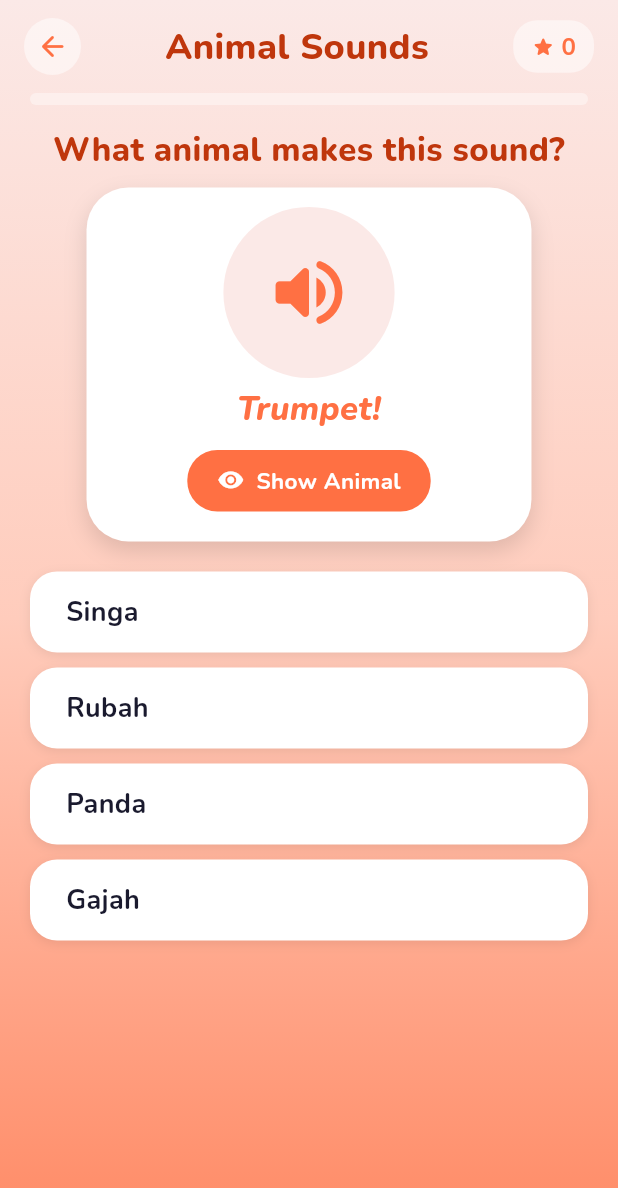
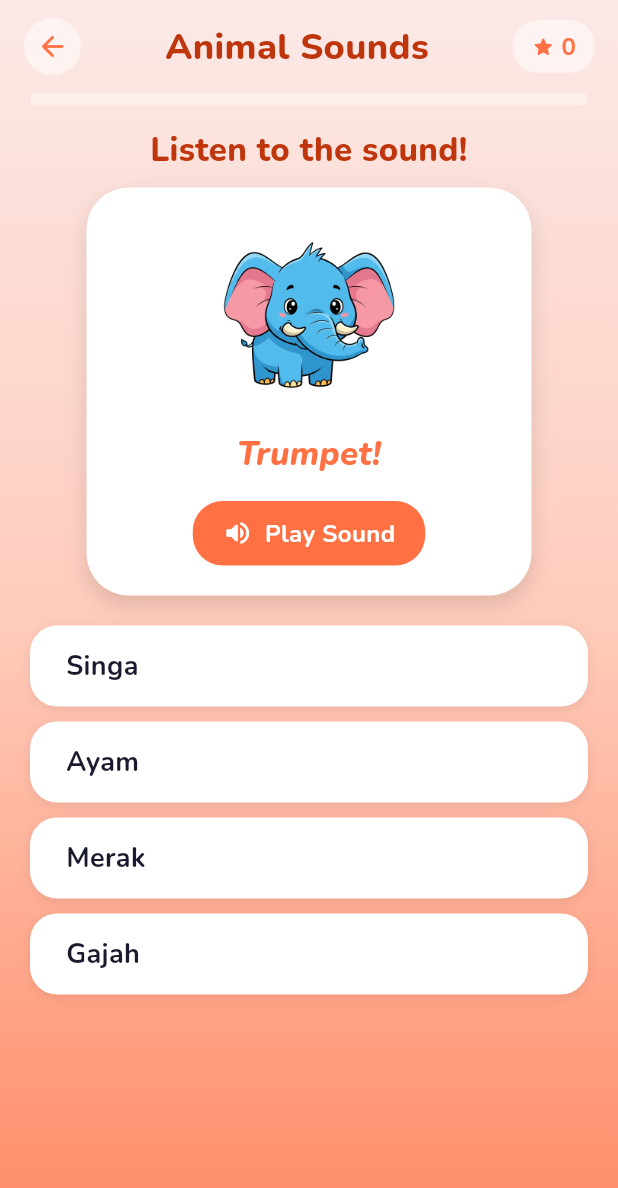
Before and after one commit to Kmasetya/SistemMultimedia, a Flutter app: the SoundsScreen screen opened directly, on a phone screen of 412 x 824 dp. Shown: the top 1188 px of the screen. Run offline on Flutter 3.47's test engine with Material 3 defaults, Android fonts, the phone set to English and light mode, and no system bars; our stand-ins replace audioplayers, flutter_animate, google_fonts.

Commit message:
menambahkan audio pada sound game, dan perbaikan ui sedikit

```diff
--- a/lib/models/animal.dart
+++ b/lib/models/animal.dart
@@ -7,6 +7,7 @@ class Animal {
   final String imagePath;
   final Color color;
   final String sound;
+  final String audioPath;
 
   const Animal({
     required this.id,
@@ -15,6 +16,7 @@ class Animal {
     required this.imagePath,
     required this.color,
     required this.sound,
+    required this.audioPath,
   });
 }
 
@@ -26,6 +28,7 @@ const List<Animal> allAnimals = [
     imagePath: 'assets/images/lion.png',
     color: Color(0xFFFFA726),
     sound: 'Roar!',
+    audioPath: 'audio/singa.mp3',
   ),
   Animal(
     id: 'elephant',
@@ -34,22 +37,25 @@ const List<Animal> allAnimals = [
     imagePath: 'assets/images/elephant.png',
     color: Color(0xFF90A4AE),
     sound: 'Trumpet!',
+    audioPath: 'audio/gajah.mp3',
   ),
   Animal(
-    id: 'giraffe',
-    name: 'Giraffe',
-    nameId: 'Jerapah',
-    imagePath: 'assets/images/giraffe.png',
-    color: Color(0xFFFFD54F),
-    sound: 'Hmm!',
+    id: 'kambing',
+    name: 'Goat',
+    nameId: 'Kambing',
+    imagePath: 'assets/images/Kambing.png',
+    color: Color(0xFFBCAAA4),
+    sound: 'Mbee!',
+    audioPath: 'audio/kambing.mp3',
   ),
   Animal(
-    id: 'panda',
-    name: 'Panda',
-    nameId: 'Panda',
-    imagePath: 'assets/images/panda.png',
-    color: Color(0xFF78909C),
-    sound: 'Squeak!',
+    id: 'merak',
+    name: 'Peacock',
+    nameId: 'Merak',
+    imagePath: 'assets/images/Merak.png',
+    color: Color(0xFF26A69A),
+    sound: 'Kwak!',
+    audioPath: 'audio/merak.mp3',
   ),
   Animal(
     id: 'monkey',
@@ -58,22 +64,25 @@ const List<Animal> allAnimals = [
     imagePath: 'assets/images/monkey.png',
     color: Color(0xFFA1887F),
     sound: 'Ooh ooh!',
+    audioPath: 'audio/monyet.mp3',
   ),
   Animal(
-    id: 'fox',
-    name: 'Fox',
-    nameId: 'Rubah',
-    imagePath: 'assets/images/fox.png',
-    color: Color(0xFFFF7043),
-    sound: 'Yap!',
+    id: 'ayam',
+    name: 'Chicken',
+    nameId: 'Ayam',
+    imagePath: 'assets/images/Ayam.png',
+    color: Color(0xFFEF5350),
+    sound: 'Kukuruyuk!',
+    audioPath: 'audio/ayam.mp3',
   ),
   Animal(
-    id: 'rabbit',
-    name: 'Rabbit',
-    nameId: 'Kelinci',
-    imagePath: 'assets/images/rabbit.png',
-    color: Color(0xFFCE93D8),
-    sound: 'Squeak!',
+    id: 'katak',
+    name: 'Frog',
+    nameId: 'Katak',
+    imagePath: 'assets/images/Katak.png',
+    color: Color(0xFF66BB6A),
+    sound: 'Koak koak!',
+    audioPath: 'audio/katak.mp3',
   ),
   Animal(
     id: 'tiger',
@@ -81,6 +90,7 @@ const List<Animal> allAnimals = [
     nameId: 'Harimau',
     imagePath: 'assets/images/tiger.png',
     color: Color(0xFFFF8F00),
-    sound: 'Roar!',
+    sound: 'Ambatukam!',
+    audioPath: 'audio/ambatukam.mp3',
   ),
 ];
--- a/lib/screens/sounds_screen.dart
+++ b/lib/screens/sounds_screen.dart
@@ -1,6 +1,7 @@
 import 'dart:async';
 import 'package:flutter/material.dart';
 import 'package:google_fonts/google_fonts.dart';
+import 'package:audioplayers/audioplayers.dart';
 import '../constants/app_colors.dart';
 import '../models/animal.dart';
 
@@ -25,40 +26,39 @@ class SoundsScreen extends StatefulWidget {
   State<SoundsScreen> createState() => _SoundsScreenState();
 }
 
-class _SoundsScreenState extends State<SoundsScreen>
-    with SingleTickerProviderStateMixin {
+class _SoundsScreenState extends State<SoundsScreen> {
   static const int total = 8;
   late _Round round;
   int qNum = 0;
   int score = 0;
   String? answered;
   bool isFinished = false;
-  bool showAnimal = false;
 
-  late AnimationController _pulseController;
-  late Animation<double> _pulseAnim;
+  final AudioPlayer _audioPlayer = AudioPlayer();
 
   @override
   void initState() {
     super.initState();
     round = _Round.random();
-    _pulseController = AnimationController(
-      vsync: this,
-      duration: const Duration(milliseconds: 600),
-    )..repeat(reverse: true);
-    _pulseAnim = Tween<double>(begin: 1.0, end: 1.15).animate(
-      CurvedAnimation(parent: _pulseController, curve: Curves.easeInOut),
-    );
+  }
+
+  void _playSound() async {
+    await _audioPlayer.stop();
+    await _audioPlayer.setReleaseMode(ReleaseMode.stop);
+    await _audioPlayer.play(AssetSource(round.correct.audioPath));
   }
 
   @override
   void dispose() {
-    _pulseController.dispose();
+    _audioPlayer.dispose();
     super.dispose();
   }
 
   void _handleAnswer(String animalId) {
     if (answered != null) return;
+
+    _audioPlayer.stop();
+
     final correct = animalId == round.correct.id;
     setState(() {
       answered = animalId;
@@ -74,8 +74,6 @@ class _SoundsScreenState extends State<SoundsScreen>
           qNum++;
           round = _Round.random();
           answered = null;
-          showAnimal = false;
-          _pulseController.repeat(reverse: true);
         });
       }
     });
@@ -87,9 +85,7 @@ class _SoundsScreenState extends State<SoundsScreen>
       score = 0;
       answered = null;
       isFinished = false;
-      showAnimal = false;
       round = _Round.random();
-      _pulseController.repeat(reverse: true);
     });
   }
 
@@ -150,7 +146,7 @@ class _SoundsScreenState extends State<SoundsScreen>
                   Padding(
                     padding: const EdgeInsets.symmetric(horizontal: 20, vertical: 10),
                     child: Text(
-                      showAnimal ? 'Is this the animal?' : 'What animal makes this sound?',
+                      'Listen to the sound!',
                       textAlign: TextAlign.center,
                       style: GoogleFonts.nunito(fontSize: 22, fontWeight: FontWeight.w800, color: const Color(0xFFBF360C)),
                     ),
@@ -167,44 +163,23 @@ class _SoundsScreenState extends State<SoundsScreen>
                     child: Column(
                       mainAxisSize: MainAxisSize.min,
                       children: [
-                        if (showAnimal)
-                          Image.asset(round.correct.imagePath, width: 130, height: 130, fit: BoxFit.contain)
-                        else
-                          AnimatedBuilder(
-                            animation: _pulseAnim,
-                            builder: (_, __) => Transform.scale(
-                              scale: _pulseAnim.value,
-                              child: Container(
-                                width: 100, height: 100,
-                                decoration: const BoxDecoration(
-                                  color: Color(0xFFFBE9E7),
-                                  shape: BoxShape.circle,
-                                ),
-                                child: const Icon(Icons.volume_up_rounded, size: 52, color: AppColors.orange),
-                              ),
-                            ),
-                          ),
+                        Image.asset(round.correct.imagePath, width: 130, height: 130, fit: BoxFit.contain),
                         const SizedBox(height: 12),
                         Text(round.correct.sound,
                           style: GoogleFonts.nunito(fontSize: 22, fontWeight: FontWeight.w800, color: AppColors.orange, fontStyle: FontStyle.italic)),
-                        if (!showAnimal) ...[
-                          const SizedBox(height: 12),
+                        const SizedBox(height: 16),
                         GestureDetector(
-                            onTap: () => setState(() {
-                              showAnimal = true;
-                              _pulseController.stop();
-                            }),
+                          onTap: _playSound,
                           child: Container(
                             padding: const EdgeInsets.symmetric(horizontal: 20, vertical: 10),
                             decoration: BoxDecoration(color: AppColors.orange, borderRadius: BorderRadius.circular(20)),
                             child: Row(mainAxisSize: MainAxisSize.min, children: [
-                                const Icon(Icons.visibility_rounded, color: Colors.white, size: 18),
+                              const Icon(Icons.volume_up_rounded, color: Colors.white, size: 20),
                               const SizedBox(width: 8),
-                                Text('Show Animal', style: GoogleFonts.nunito(color: Colors.white, fontWeight: FontWeight.w700, fontSize: 15)),
+                              Text('Play Sound', style: GoogleFonts.nunito(color: Colors.white, fontWeight: FontWeight.w700, fontSize: 16)),
                             ]),
                           ),
                         ),
-                        ],
                       ],
                     ),
                   ),
--- a/pubspec.yaml
+++ b/pubspec.yaml
@@ -25,3 +25,4 @@ flutter:
 
   assets:
     - assets/images/
+    - assets/audio/
```
Also changed, not shown: 1 other file. Lines whose indentation alone changed are shown as unchanged.
